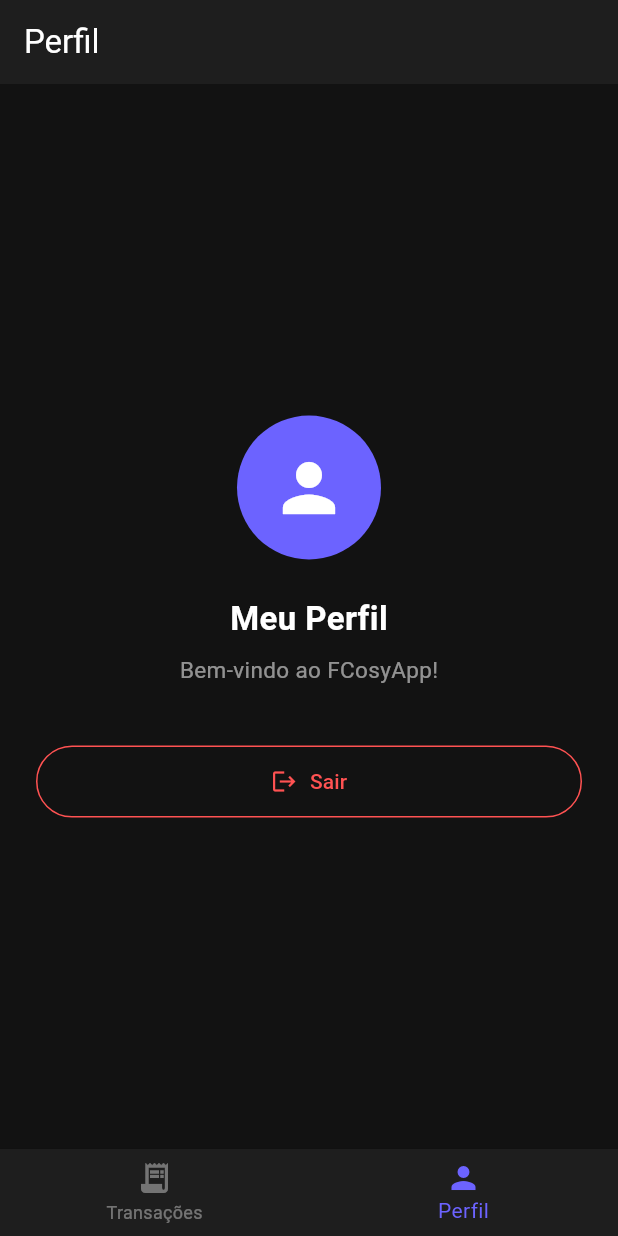
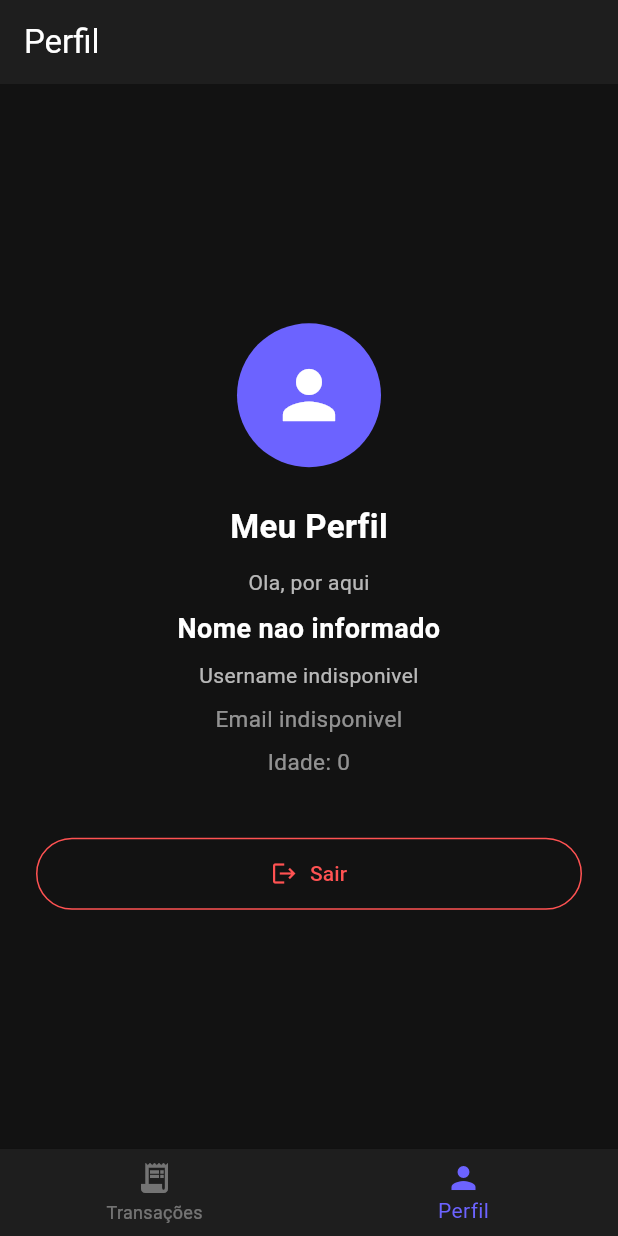
Before and after one commit to ridkhj/fcosy, a Flutter app: the HomeScreen screen opened by its route, item 2 of the bottom bar chosen, on a phone screen of 412 x 824 dp. Run offline on Flutter 3.47's test engine with Material 3 defaults, Android fonts, the phone set to English and light mode, and no system bars; our stand-ins replace dio, go_router; accounts and stored records are empty; network calls fail.

Commit message:
feat(client): adicionar bootstrap de sessao e refresh automatico

```diff
--- a/client/lib/main.dart
+++ b/client/lib/main.dart
@@ -1,12 +1,26 @@
 import 'package:flutter/material.dart';
 import 'package:client/core/router/app_router.dart';
+import 'package:client/state/auth_notifier.dart';
 
 void main() {
   runApp(const MyApp());
 }
 
-class MyApp extends StatelessWidget {
+class MyApp extends StatefulWidget {
   const MyApp({super.key});
+
+  @override
+  State<MyApp> createState() => _MyAppState();
+}
+
+class _MyAppState extends State<MyApp> {
+  @override
+  void initState() {
+    super.initState();
+    WidgetsBinding.instance.addPostFrameCallback((_) {
+      AuthNotifier().bootstrapSession();
+    });
+  }
 
   @override
   Widget build(BuildContext context) {
--- a/client/lib/state/auth_notifier.dart
+++ b/client/lib/state/auth_notifier.dart
@@ -1,3 +1,7 @@
+import 'package:client/data/models/auth_user_model.dart';
+import 'package:client/data/repositories/auth_repository.dart';
+import 'package:client/state/account_notifier.dart';
+import 'package:client/state/transaction_notifier.dart';
 import 'package:flutter/foundation.dart';
 
 class AuthNotifier extends ChangeNotifier {
@@ -5,23 +9,75 @@ class AuthNotifier extends ChangeNotifier {
 
   factory AuthNotifier() => _instance;
 
-  AuthNotifier._internal();
+  AuthNotifier._internal({AuthRepository? repository})
+    : _repository = repository;
 
+  AuthNotifier.forTest({AuthRepository? repository}) : _repository = repository;
+
+  AuthRepository? _repository;
   String? _accessToken;
   String? _refreshToken;
+  AuthUserModel? _currentUser;
+  bool _isBootstrapping = false;
+  String? _sessionError;
+
+  AuthRepository get _authRepository {
+    return _repository ??= AuthRepository(authNotifier: this);
+  }
+
   bool get isAuthenticated => _accessToken != null;
   String? get accessToken => _accessToken;
   String? get refreshToken => _refreshToken;
+  AuthUserModel? get currentUser => _currentUser;
+  bool get isBootstrapping => _isBootstrapping;
+  String? get sessionError => _sessionError;
 
   void setTokens(String access, String refresh) {
     _accessToken = access;
     _refreshToken = refresh;
+    _sessionError = null;
     notifyListeners();
   }
 
+  void setCurrentUser(AuthUserModel? user) {
+    _currentUser = user;
+    _sessionError = null;
+    notifyListeners();
+  }
+
+  Future<void> bootstrapSession() async {
+    if (!isAuthenticated || _isBootstrapping) {
+      return;
+    }
+
+    _isBootstrapping = true;
+    _sessionError = null;
+    notifyListeners();
+
+    try {
+      _currentUser = await _authRepository.getCurrentUser();
+      _sessionError = null;
+    } catch (error) {
+      _currentUser = null;
+      _sessionError = error.toString();
+
+      if (!isAuthenticated) {
+        _refreshToken = null;
+      }
+    } finally {
+      _isBootstrapping = false;
+      notifyListeners();
+    }
+  }
+
   void logout() {
+    AccountNotifier().clear();
+    TransactionNotifier().clear();
     _accessToken = null;
     _refreshToken = null;
+    _currentUser = null;
+    _sessionError = null;
+    _isBootstrapping = false;
     notifyListeners();
   }
 }
--- a/client/lib/ui/screens/login_screen.dart
+++ b/client/lib/ui/screens/login_screen.dart
@@ -1,6 +1,7 @@
 import 'package:flutter/material.dart';
 import 'package:go_router/go_router.dart';
 import 'package:client/data/repositories/auth_repository.dart';
+import 'package:client/state/auth_notifier.dart';
 
 class LoginScreen extends StatefulWidget {
   const LoginScreen({super.key});
@@ -35,6 +36,7 @@ class _LoginScreenState extends State<LoginScreen> {
         _usernameController.text.trim(),
         _passwordController.text,
       );
+      await AuthNotifier().bootstrapSession();
     } catch (e) {
       if (mounted) {
         ScaffoldMessenger.of(
--- a/client/lib/ui/screens/views/profile_view.dart
+++ b/client/lib/ui/screens/views/profile_view.dart
@@ -1,11 +1,44 @@
+import 'package:client/data/models/auth_user_model.dart';
+import 'package:client/state/auth_notifier.dart';
 import 'package:flutter/material.dart';
-import 'package:client/state/auth_notifier.dart';
 
-class ProfileView extends StatelessWidget {
+class ProfileView extends StatefulWidget {
   const ProfileView({super.key});
 
   @override
+  State<ProfileView> createState() => _ProfileViewState();
+}
+
+class _ProfileViewState extends State<ProfileView> {
+  final AuthNotifier _authNotifier = AuthNotifier();
+
+  @override
+  void initState() {
+    super.initState();
+    WidgetsBinding.instance.addPostFrameCallback((_) {
+      if (_authNotifier.isAuthenticated &&
+          _authNotifier.currentUser == null &&
+          !_authNotifier.isBootstrapping) {
+        _authNotifier.bootstrapSession();
+      }
+    });
+  }
+
+  void _logout() {
+    AuthNotifier().logout();
+  }
+
+  @override
   Widget build(BuildContext context) {
+    return ListenableBuilder(
+      listenable: _authNotifier,
+      builder: (context, _) {
+        final user = _authNotifier.currentUser;
+
+        if (_authNotifier.isBootstrapping && user == null) {
+          return const Center(child: CircularProgressIndicator());
+        }
+
         return Center(
           child: Padding(
             padding: const EdgeInsets.all(24.0),
@@ -26,16 +59,19 @@ class ProfileView extends StatelessWidget {
                     color: Colors.white,
                   ),
                 ),
-            const SizedBox(height: 8),
-            const Text(
-              'Bem-vindo ao FCosyApp!',
-              style: TextStyle(color: Colors.white54, fontSize: 15),
+                const SizedBox(height: 12),
+                _ProfileInfo(user: user, sessionError: _authNotifier.sessionError),
+                const SizedBox(height: 24),
+                if (_authNotifier.sessionError != null && user == null)
+                  TextButton(
+                    onPressed: () => _authNotifier.bootstrapSession(),
+                    child: const Text('Tentar novamente'),
                   ),
-            const SizedBox(height: 40),
+                const SizedBox(height: 16),
                 SizedBox(
                   width: double.infinity,
                   child: OutlinedButton.icon(
-                onPressed: () => AuthNotifier().logout(),
+                    onPressed: _logout,
                     icon: const Icon(Icons.logout, color: Colors.redAccent),
                     label: const Text(
                       'Sair',
@@ -51,5 +87,83 @@ class ProfileView extends StatelessWidget {
             ),
           ),
         );
+      },
+    );
   }
 }
+
+class _ProfileInfo extends StatelessWidget {
+  const _ProfileInfo({
+    required this.user,
+    required this.sessionError,
+  });
+
+  final AuthUserModel? user;
+  final String? sessionError;
+
+  @override
+  Widget build(BuildContext context) {
+    final nomeCompleto = [
+      user?.perfil.primeiroNome ?? '',
+      user?.perfil.sobrenome ?? '',
+    ].where((value) => value.isNotEmpty).join(' ');
+    final saudacaoBase = user?.perfil.primeiroNome.isNotEmpty == true
+        ? user!.perfil.primeiroNome
+        : user?.username.isNotEmpty == true
+        ? user!.username
+        : 'por aqui';
+
+    return Column(
+      children: [
+        Text(
+          'Ola, $saudacaoBase',
+          style: const TextStyle(
+            color: Colors.white70,
+            fontSize: 14,
+          ),
+          textAlign: TextAlign.center,
+        ),
+        const SizedBox(height: 8),
+        Text(
+          nomeCompleto.isNotEmpty ? nomeCompleto : 'Nome nao informado',
+          style: const TextStyle(
+            color: Colors.white,
+            fontSize: 18,
+            fontWeight: FontWeight.w600,
+          ),
+          textAlign: TextAlign.center,
+        ),
+        const SizedBox(height: 8),
+        Text(
+          user?.username.isNotEmpty == true
+              ? '@${user!.username}'
+              : 'Username indisponivel',
+          style: const TextStyle(color: Colors.white70, fontSize: 14),
+          textAlign: TextAlign.center,
+        ),
+        const SizedBox(height: 8),
+        Text(
+          user?.email.isNotEmpty == true
+              ? user!.email
+              : 'Email indisponivel',
+          style: const TextStyle(color: Colors.white54, fontSize: 15),
+          textAlign: TextAlign.center,
+        ),
+        const SizedBox(height: 8),
+        Text(
+          user != null ? 'Idade: ${user!.perfil.idade}' : 'Idade indisponivel',
+          style: const TextStyle(color: Colors.white54, fontSize: 15),
+          textAlign: TextAlign.center,
+        ),
+        if (sessionError != null) ...[
+          const SizedBox(height: 12),
+          Text(
+            sessionError!,
+            style: const TextStyle(color: Color(0xFFFF6B6B), fontSize: 13),
+            textAlign: TextAlign.center,
+          ),
+        ],
+      ],
+    );
+  }
+}
```
Also changed, not shown: client/lib/core/network/dio_client.dart (+147 -9 lines). Lines whose indentation alone changed are shown as unchanged.
